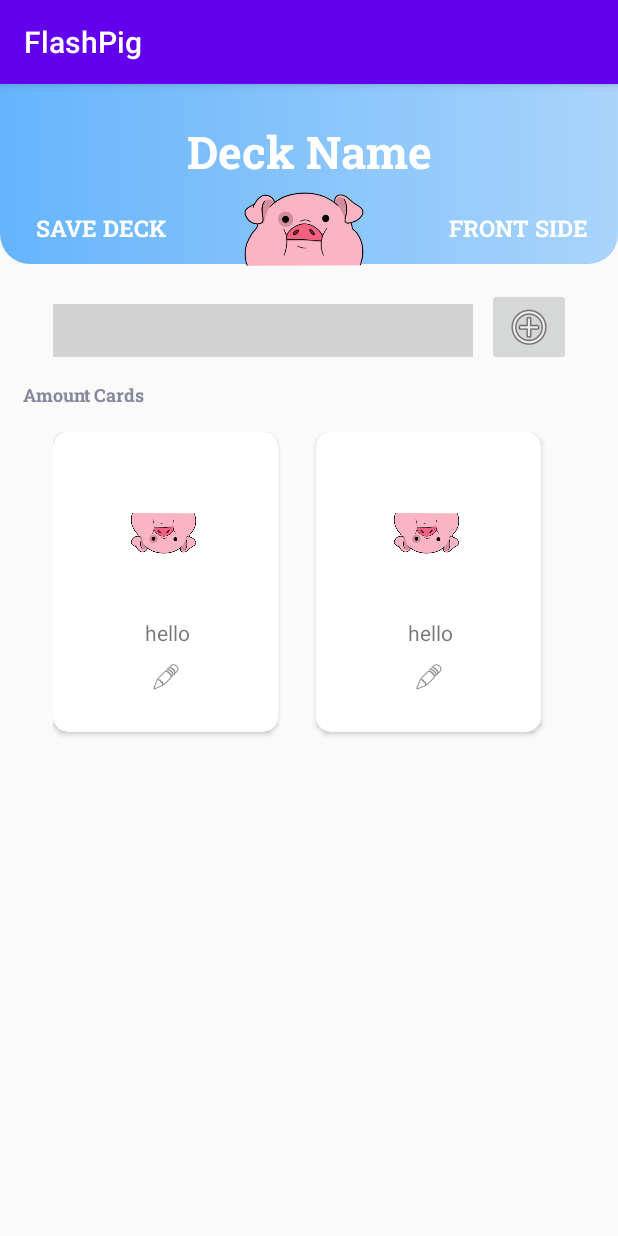
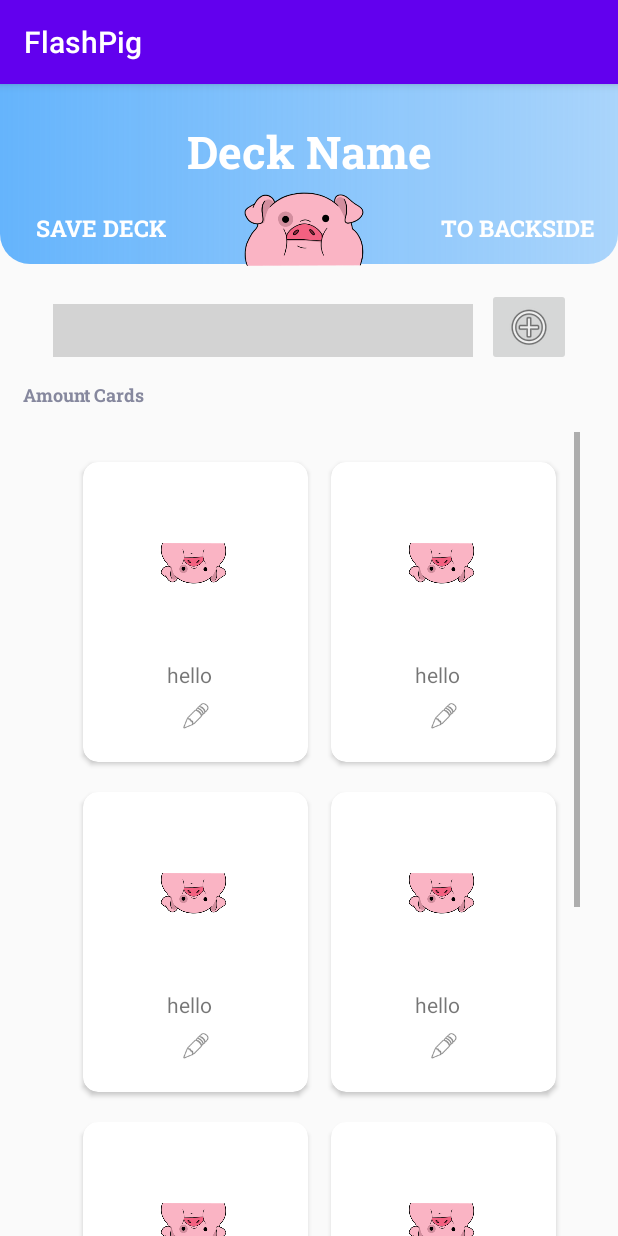
Before and after one commit to Wendaaj/FlashPig, an Android app: the EditDeckActivity screen opened directly, with no data from a screen before it, on a phone screen of 412 x 824 dp. Run offline under Robolectric (Android 15) with nearby library versions, the phone set to English and light mode, and no system bars.

Commit message:
front to back button and GridSpacingCardDecoration

```diff
--- a/app/src/main/java/com/example/flashpig/EditDeck/EditDeckActivity.java
+++ b/app/src/main/java/com/example/flashpig/EditDeck/EditDeckActivity.java
@@ -7,34 +7,81 @@ import androidx.recyclerview.widget.RecyclerView;
 import android.os.Bundle;
 import android.util.Log;
 import android.view.View;
+import android.widget.Button;
+import android.widget.ImageButton;
+import android.widget.Spinner;
+import android.widget.TextView;
 
 import com.example.flashpig.Model.Card;
+import com.example.flashpig.Model.Deck;
 import com.example.flashpig.R;
 
 import java.util.ArrayList;
 import java.util.List;
+import java.util.Random;
 
 public class EditDeckActivity extends AppCompatActivity implements RecyclerViewAdapter.ItemClickListener {
 
     RecyclerViewAdapter adapter;
+    private RecyclerView cardList;
+    private TextView deckName, amountCards;
+    private Spinner deckSpinner;
+    private Button saveDeck, frontSideBtn;
+    private ImageButton addCardButton;
+    private Random random = new Random();
 
     @Override
     protected void onCreate(Bundle savedInstanceState) {
         super.onCreate(savedInstanceState);
         setContentView(R.layout.editdeck);
+        findViews();
+        frontSideBtn.setText(R.string.front_to_back);
 
         // populate the RecyclerView with cards
-        List<Card> cardsList = new ArrayList<>();
-        cardsList.add(new Card(1,"hello","bye", null, null));
-        cardsList.add(new Card(2, "hello", "bye", null, null));
+        Deck deck = new Deck("Zorrisen", random.nextInt());
+        deck.cards.add(new Card(1,"hello","bye", null, null));
+        deck.cards.add(new Card(2, "hello", "bye", null, null));
+        deck.cards.add(new Card(3, "hello", "bye", null, null));
+        deck.cards.add(new Card(4, "hello", "bye", null, null));
+        deck.cards.add(new Card(5, "hello", "bye", null, null));
+        deck.cards.add(new Card(6, "hello", "bye", null, null));
+        deck.cards.add(new Card(7, "hello", "bye", null, null));
+        deck.cards.add(new Card(8, "hello", "bye", null, null));
 
         RecyclerView recyclerView = findViewById(R.id.cardRecyclerView);
         int numberOfColumns = 2;
+        recyclerView.addItemDecoration(new GridSpacingCardDecoration(numberOfColumns, 30, true));
         recyclerView.setLayoutManager(new GridLayoutManager(this, numberOfColumns));
-        adapter = new RecyclerViewAdapter(this, cardsList);
+        adapter = new RecyclerViewAdapter(this, deck.cards);
         adapter.setClickListener(this);
         recyclerView.setAdapter(adapter);
+
+        frontSideBtn.setOnClickListener(new View.OnClickListener() {
+            @Override
+            public void onClick(View v) {
+                if(deck.isFrontside){
+                    deck.setIsFrontside(false);
+                    frontSideBtn.setText(R.string.back_to_front);
+                } else{
+                    deck.setIsFrontside(true);
+                    frontSideBtn.setText(R.string.front_to_back);
+                }
+
+                adapter.notifyDataSetChanged();
+            }
+        });
     }
+
+    private void findViews() {
+        cardList = findViewById(R.id.cardRecyclerView);
+        deckName = findViewById(R.id.deckNameTextView);
+        amountCards = findViewById(R.id.ammountCardsTextView);
+        deckSpinner = findViewById(R.id.chooseDeckSpinner);
+        saveDeck = findViewById(R.id.saveDeckButton);
+        frontSideBtn = findViewById(R.id.frontSideButton);
+        addCardButton = findViewById(R.id.addButton);
+    }
+
     //in progress...
     @Override
     public void onItemClick(View view, int position) {
--- /dev/null
+++ b/app/src/main/java/com/example/flashpig/EditDeck/GridSpacingCardDecoration.java
@@ -0,0 +1,40 @@
+package com.example.flashpig.EditDeck;
+
+import android.graphics.Rect;
+import android.view.View;
+
+import androidx.annotation.NonNull;
+import androidx.recyclerview.widget.RecyclerView;
+
+public class GridSpacingCardDecoration extends RecyclerView.ItemDecoration {
+    private int col;
+    private int spacing;
+    private boolean includeEdge;
+
+    public GridSpacingCardDecoration(int col, int spacing, boolean includeEdge) {
+        this.col = col;
+        this.spacing = spacing;
+        this.includeEdge = includeEdge;
+    }
+
+    @Override
+    public void getItemOffsets(@NonNull Rect outRect, @NonNull View view, @NonNull RecyclerView parent, @NonNull RecyclerView.State state) {
+        super.getItemOffsets(outRect, view, parent, state);
+        int position = parent.getChildAdapterPosition(view);
+        int column = position % col;
+        if(includeEdge){
+            outRect.left= spacing - column * spacing / col;
+            outRect.right= (column + 1) * spacing / col;
+            if (position < col) { // top edge
+                outRect.top = spacing;
+            }
+            outRect.bottom = spacing; // item bottom
+        } else {
+            outRect.left = column * spacing / col; // column * ((1f / spanCount) * spacing)
+            outRect.right = spacing - (column + 1) * spacing / col; // spacing - (column + 1) * ((1f /    spanCount) * spacing)
+            if (position >= col) {
+                outRect.top = spacing; // item top
+            }
+        }
+    }
+}
--- a/app/src/main/java/com/example/flashpig/EditDeck/RecyclerViewAdapter.java
+++ b/app/src/main/java/com/example/flashpig/EditDeck/RecyclerViewAdapter.java
@@ -21,7 +21,7 @@ import java.util.List;
  */
 public class RecyclerViewAdapter extends RecyclerView.Adapter<RecyclerViewAdapter.EditCardViewHolder> {
     private List<Card> cardsList;
-    private ItemClickListener mClickListener;
+    private ItemClickListener clickListener;
 
     public Card getCard(int position) {
         return cardsList.get(position);
@@ -58,10 +58,12 @@ public class RecyclerViewAdapter extends RecyclerView.Adapter<RecyclerViewAdapte
         if(card.isFrontside()){
             holder.frontSideTextView.setText(card.getFrontsideStr());
         }else{
-            holder.backSideTextView.setText(card.getBacksideStr());
+            holder.frontSideTextView.setText(card.getBacksideStr());
         }
         //set the back and front imageviews also.
     }
+
+
 
     @Override
     public int getItemCount() {
@@ -69,7 +71,7 @@ public class RecyclerViewAdapter extends RecyclerView.Adapter<RecyclerViewAdapte
     }
 
     /**
-     * Class for the viewHolder that holds each card in the recyclerView.
+     * ViewHolder class that holds each card in the recyclerView.
      */
     public class EditCardViewHolder extends RecyclerView.ViewHolder implements View.OnClickListener {
         TextView frontSideTextView, backSideTextView;
@@ -84,7 +86,6 @@ public class RecyclerViewAdapter extends RecyclerView.Adapter<RecyclerViewAdapte
         EditCardViewHolder(View itemView) {
             super(itemView);
             frontSideTextView = itemView.findViewById(R.id.frontCardTextView);
-            backSideTextView = itemView.findViewById(R.id.backCardTextView);
             frontImageView = itemView.findViewById(R.id.frontCardImageView);
             backImageView = itemView.findViewById(R.id.backCardImageView);
         }
@@ -93,13 +94,13 @@ public class RecyclerViewAdapter extends RecyclerView.Adapter<RecyclerViewAdapte
 
         @Override
         public void onClick(View view) {
-            if (mClickListener != null) mClickListener.onItemClick(view, getAdapterPosition());
+            if (clickListener != null) clickListener.onItemClick(view, getAdapterPosition());
         }
     }
 
         // allows clicks events to be caught
         void setClickListener(ItemClickListener itemClickListener) {
-            this.mClickListener = itemClickListener;
+            this.clickListener = itemClickListener;
         }
 
 
--- a/app/src/main/res/layout/card.xml
+++ b/app/src/main/res/layout/card.xml
@@ -41,25 +41,11 @@
             android:layout_width="wrap_content"
             android:layout_height="wrap_content"
             android:layout_gravity="center_horizontal"
-            android:layout_marginTop="16dp"
-            app:layout_constraintEnd_toEndOf="@+id/backCardTextView"
-            app:layout_constraintStart_toStartOf="@+id/backCardTextView"
+            android:layout_marginTop="24dp"
+            android:layout_marginEnd="64dp"
+            android:layout_marginRight="64dp"
+            app:layout_constraintEnd_toEndOf="parent"
             app:layout_constraintTop_toBottomOf="@+id/backCardImageView" />
-
-        <TextView
-            android:id="@+id/backCardTextView"
-            android:layout_width="wrap_content"
-            android:layout_height="wrap_content"
-            android:layout_gravity="center_horizontal"
-            android:layout_marginStart="46dp"
-            android:layout_marginLeft="46dp"
-            android:layout_marginTop="16dp"
-            android:layout_marginEnd="46dp"
-            android:layout_marginRight="46dp"
-            app:layout_constraintEnd_toEndOf="parent"
-            app:layout_constraintHorizontal_bias="0.518"
-            app:layout_constraintStart_toStartOf="parent"
-            app:layout_constraintTop_toBottomOf="@+id/frontCardImageView" />
 
         <ImageView
             android:id="@+id/frontCardImageView"
--- a/app/src/main/res/layout/editdeck.xml
+++ b/app/src/main/res/layout/editdeck.xml
@@ -59,7 +59,6 @@
         android:background="#00FFFFFF"
 
         android:fontFamily="@font/roboto_slab_bold"
-        android:text="@string/front_side"
         android:textColor="#FFFFFF"
         android:textSize="15sp"
         app:layout_constraintBottom_toBottomOf="@+id/editCardToolbar"
@@ -134,6 +133,7 @@
         android:layout_marginEnd="25dp"
         android:layout_marginRight="25dp"
         android:foregroundGravity="center"
+        android:scrollbars="vertical"
         app:layout_constraintBottom_toBottomOf="parent"
         app:layout_constraintEnd_toEndOf="parent"
         app:layout_constraintStart_toStartOf="parent"
--- a/app/src/main/res/values/strings.xml
+++ b/app/src/main/res/values/strings.xml
@@ -17,12 +17,10 @@
     <string name="flashcard_nr">Flashcard nr</string>
     <string name="Deck_name">Deck Name</string>
     <string name="save_deck">Save Deck</string>
-    <string name="front_side">Front Side</string>
-    <string name="back_side">Back Side</string>
     <string name="amount_cards">Amount Cards</string>
     <string name="add_new_card">add new card</string>
     <string name="front_side_image">Front side image</string>
     <string name="back_side_image">Back side image</string>
-    <string name="front_side_text">Front</string>
-    <string name="back_side_text">Back</string>
+    <string name="front_to_back">To Backside</string>
+    <string name="back_to_front">To Frontside</string>
 </resources>
```
Also changed, not shown: app/src/main/java/com/example/flashpig/EditDeck/editDeckFragment.java (deleted, +0 -65 lines), app/src/main/java/com/example/flashpig/Model/Deck.java (+16 -1 lines).
